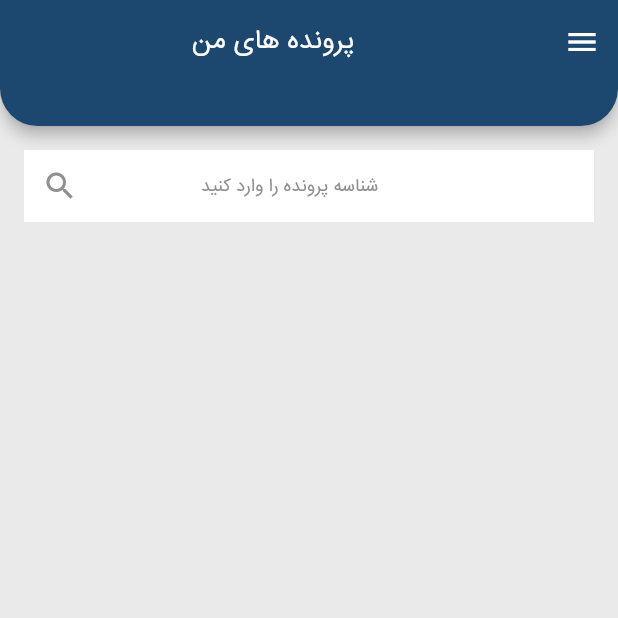
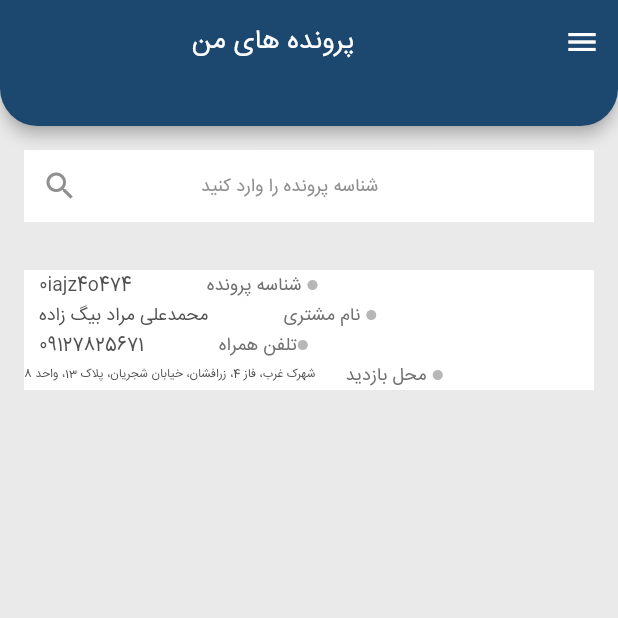
Before and after one commit to aydanaderi/api_app, a Flutter app: the screen it shows after launch, on a phone screen of 412 x 824 dp, the top half of it. Run offline on Flutter 3.47's test engine with Material 2 defaults, Android fonts, the phone set to English and light mode, and no system bars.

Commit message:
'basic_info_container'

```diff
--- a/lib/information.dart
+++ b/lib/information.dart
@@ -12,7 +12,9 @@ class _InformationPageState extends State<InformationPage> {
   Color white = Color.fromRGBO(255, 255, 255, 1);
   Color whitelight = Color.fromRGBO(234, 234, 234, 1);
   Color gray = Color.fromRGBO(144, 144, 144, 1);
-
+  Color graydot = Color.fromRGBO(183, 183, 183, 1);
+  Color grayquestion = Color.fromRGBO(112, 112, 112, 1);
+  Color grayinfo = Color.fromRGBO(80, 80, 80, 1);
   @override
   Widget build(BuildContext context) {
 
@@ -84,6 +86,135 @@ class _InformationPageState extends State<InformationPage> {
               ),
             ),
           ),
+          Padding(
+            padding: const EdgeInsets.all(16),
+            child: Container(
+              color: white,
+              child: Column(
+                children: [
+                  Row(
+                    children: [
+                      SizedBox(width: 10),
+                      Text(
+                        '0iajz4o474',
+                        style: TextStyle(
+                          color: grayinfo,
+                          fontFamily: 'IRANSansFaNum',
+                          fontSize: 12,
+                          fontWeight: FontWeight.w500,
+                        ),
+                      ),
+                      SizedBox(width: 50),
+                      Text(
+                        'شناسه پرونده ',
+                        style: TextStyle(
+                          color: grayquestion,
+                          fontFamily: 'IRANSansFaNum',
+                          fontSize: 12,
+                          fontWeight: FontWeight.w400,
+                        ),
+
+                      ),
+                      Icon(
+                        Icons.circle,
+                        size: 8,
+                        color: graydot,
+                      ),
+                    ],
+                  ),
+                  Row(
+                    children: [
+                      SizedBox(width: 10),
+                      Text(
+                        'محمدعلی مراد بیگ زاده',
+                        style: TextStyle(
+                          color: grayinfo,
+                          fontFamily: 'IRANSansFaNum',
+                          fontSize: 12,
+                          fontWeight: FontWeight.w500,
+                        ),
+                      ),
+                      SizedBox(width: 50),
+                      Text(
+                        'نام مشتری ',
+                        style: TextStyle(
+                          color: grayquestion,
+                          fontFamily: 'IRANSansFaNum',
+                          fontSize: 12,
+                          fontWeight: FontWeight.w400,
+                        ),
+
+                      ),
+                      Icon(
+                        Icons.circle,
+                        size: 8,
+                        color: graydot,
+                      ),
+                    ],
+                  ),
+                  Row(
+                    children: [
+                      SizedBox(width: 10),
+                      Text(
+                        '09127825671',
+                        style: TextStyle(
+                          color: grayinfo,
+                          fontFamily: 'IRANSansFaNum',
+                          fontSize: 12,
+                          fontWeight: FontWeight.w500,
+                        ),
+                      ),
+                      SizedBox(width: 50),
+                      Text(
+                        'تلفن همراه',
+                        style: TextStyle(
+                          color: grayquestion,
+                          fontFamily: 'IRANSansFaNum',
+                          fontSize: 12,
+                          fontWeight: FontWeight.w400,
+                        ),
+
+                      ),
+                      Icon(
+                        Icons.circle,
+                        size: 8,
+                        color: graydot,
+                      ),
+                    ],
+                  ),
+                  Row(
+                    children: [
+                      Text(
+                        'شهرک غرب، فاز 4، زرافشان، خیابان شجریان، پلاک 13، واحد 8',
+                        style: TextStyle(
+                          color: grayinfo,
+                          fontFamily: 'IRANSansFaNum',
+                          fontSize: 8,
+                          fontWeight: FontWeight.w500,
+                        ),
+                      ),
+                      SizedBox(width: 20),
+                      Text(
+                        'محل بازدید ',
+                        style: TextStyle(
+                          color: grayquestion,
+                          fontFamily: 'IRANSansFaNum',
+                          fontSize: 12,
+                          fontWeight: FontWeight.w400,
+                        ),
+
+                      ),
+                      Icon(
+                        Icons.circle,
+                        size: 8,
+                        color: graydot,
+                      ),
+                    ],
+                  ),
+                ],
+              ),
+            ),
+          )
         ],
       ),
     );
```
